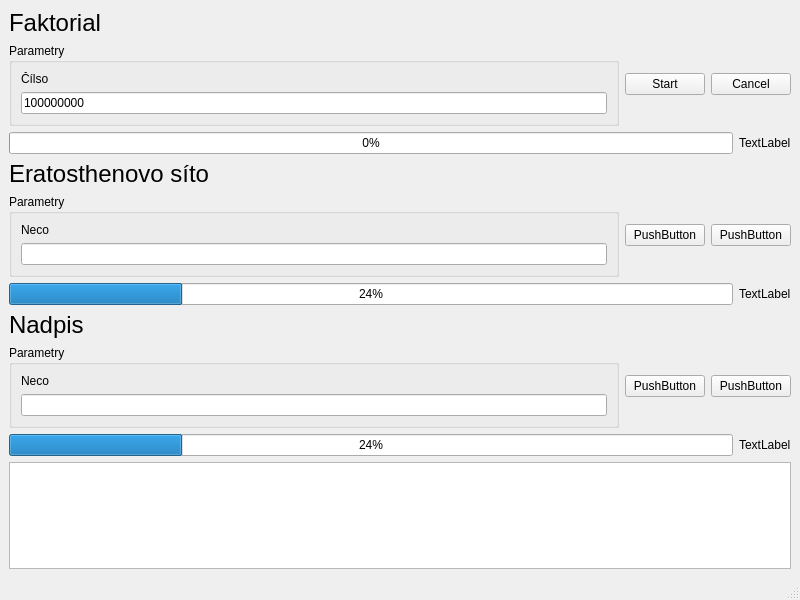
Old version of the form holub_vlakna/mainwindow.ui in the repository Leon-Holub/AP8PP.
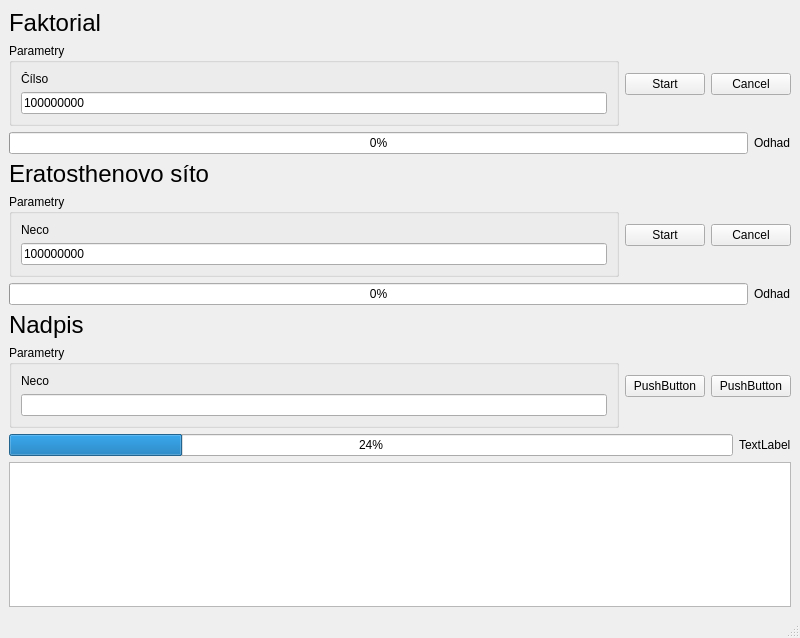
New version of the form.

Diff of the .ui file:
```diff
--- a/holub_vlakna/mainwindow.ui
+++ b/holub_vlakna/mainwindow.ui
@@ -7,7 +7,7 @@
     <x>0</x>
     <y>0</y>
     <width>800</width>
-    <height>600</height>
+    <height>638</height>
    </rect>
   </property>
   <property name="windowTitle">
@@ -88,7 +88,7 @@
         <item>
          <widget class="QLabel" name="factorialETA">
           <property name="text">
-           <string>TextLabel</string>
+           <string>Odhad</string>
           </property>
          </widget>
         </item>
@@ -126,7 +126,11 @@
             </widget>
            </item>
            <item>
-            <widget class="QLineEdit" name="primeValue"/>
+            <widget class="QLineEdit" name="primeValue">
+             <property name="text">
+              <string>100000000</string>
+             </property>
+            </widget>
            </item>
           </layout>
          </widget>
@@ -134,14 +138,14 @@
         <item>
          <widget class="QPushButton" name="primeStart">
           <property name="text">
-           <string>PushButton</string>
+           <string>Start</string>
           </property>
          </widget>
         </item>
         <item>
          <widget class="QPushButton" name="primeCancel">
           <property name="text">
-           <string>PushButton</string>
+           <string>Cancel</string>
           </property>
          </widget>
         </item>
@@ -152,14 +156,14 @@
         <item>
          <widget class="QProgressBar" name="primeProgressBar">
           <property name="value">
-           <number>24</number>
+           <number>0</number>
           </property>
          </widget>
         </item>
         <item>
          <widget class="QLabel" name="primeETA">
           <property name="text">
-           <string>TextLabel</string>
+           <string>Odhad</string>
           </property>
          </widget>
         </item>
```
